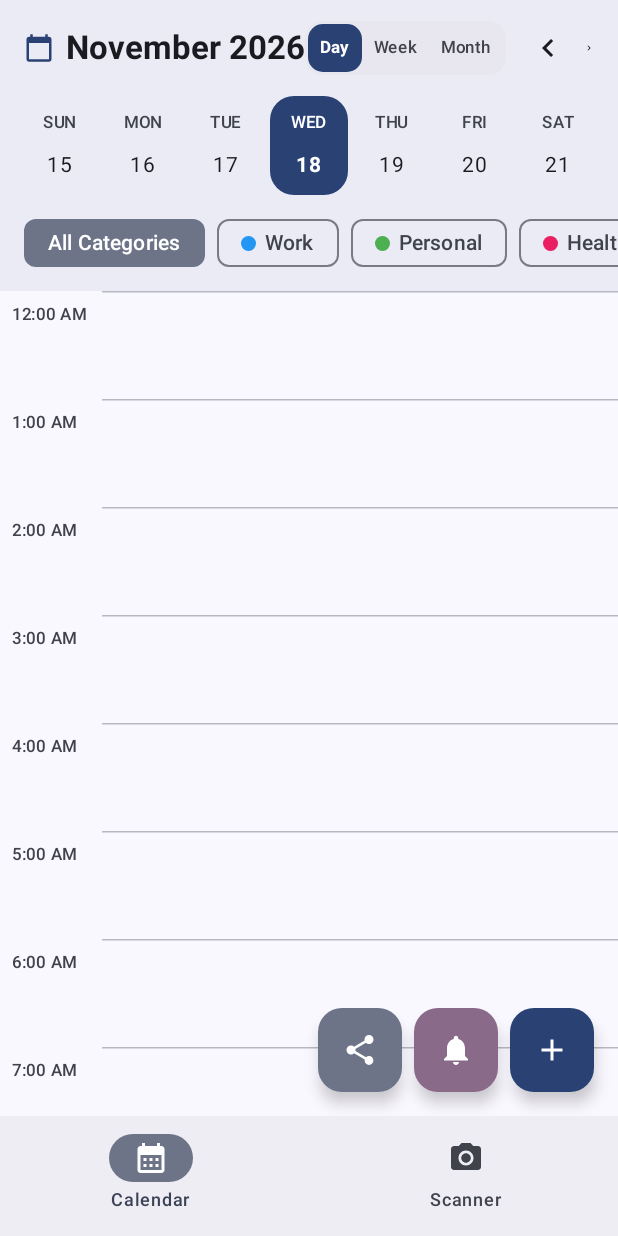
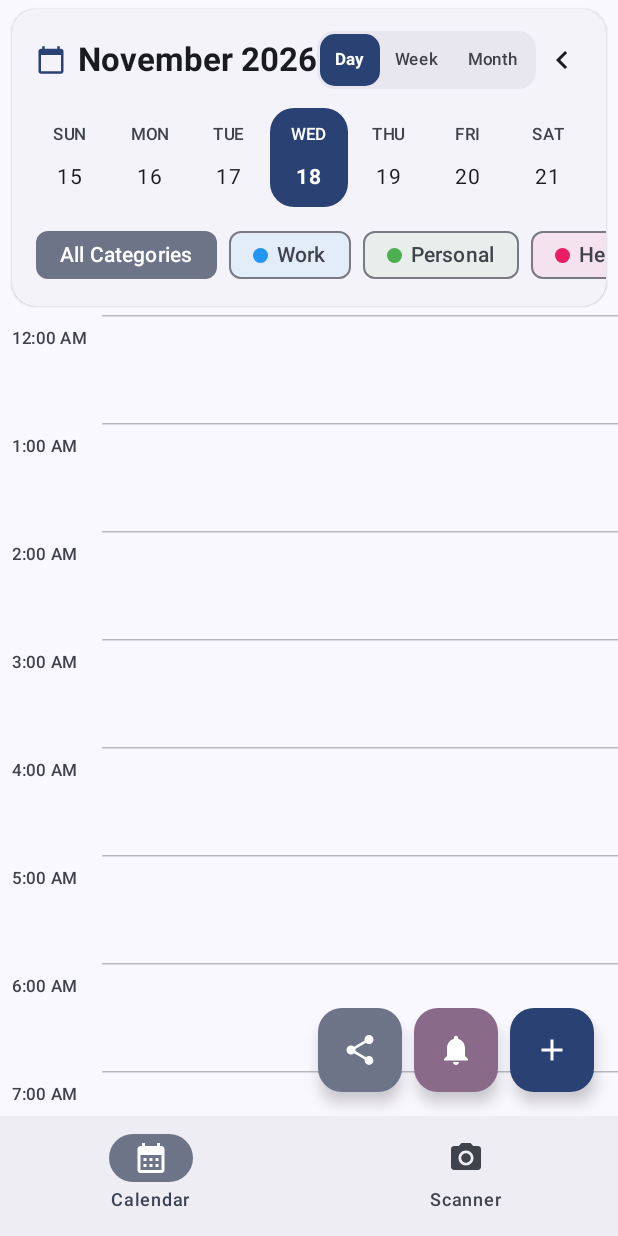
Before and after one commit to SICK-dawg-2003/Time-Scheduler-Test-Version, an Android app built with Jetpack Compose: the screen it shows after launch (MainActivity), on a phone screen of 412 x 824 dp. Run offline under Robolectric (Android 15) with nearby library versions, the phone set to English and light mode, and no system bars; libraries missing offline, so code that uses them is left out: com.google.mlkit.vision.

Commit message:
style: implement Floating Header Card, Segmented View Toggle, and Elevated Category Filter Chips
- Wrap CalendarHeader in a floating Surface container with 16dp rounded corners and 3dp tonal elevation
- Add Material 3 Segmented View Mode Toggle (Day | Week | Month) in header bar
- Style category filter pills with category color dots and translucent background glows

```diff
--- a/app/src/main/java/com/example/time_scheduler/ui/calendar/CalendarHeader.kt
+++ b/app/src/main/java/com/example/time_scheduler/ui/calendar/CalendarHeader.kt
@@ -56,13 +56,18 @@ fun CalendarHeader(
     val startOfWeek = selectedDate.minusDays((selectedDate.dayOfWeek.value % 7).toLong())
     val weekDates = (0..6).map { startOfWeek.plusDays(it.toLong()) }
 
+    // Floating Header Card Container (Tonal Elevation = 3.dp, Rounded Corners = 16.dp)
     Surface(
-        modifier = modifier.fillMaxWidth(),
-        color = MaterialTheme.colorScheme.surface,
-        tonalElevation = 2.dp
+        modifier = modifier
+            .fillMaxWidth()
+            .padding(horizontal = 8.dp, vertical = 6.dp),
+        shape = RoundedCornerShape(16.dp),
+        color = MaterialTheme.colorScheme.surfaceContainerLow,
+        tonalElevation = 3.dp,
+        shadowElevation = 1.dp
     ) {
         Column(
-            modifier = Modifier.padding(vertical = 8.dp)
+            modifier = Modifier.padding(vertical = 10.dp)
         ) {
             // Month Header with Navigation & View Mode Selector Toggle
             Row(
@@ -92,7 +97,7 @@ fun CalendarHeader(
                 }
 
                 Row(verticalAlignment = Alignment.CenterVertically) {
-                    // View Mode Segmented Chips (Day, Week, Month)
+                    // Material 3 Segmented View Mode Toggle Chips (Day, Week, Month)
                     Surface(
                         color = MaterialTheme.colorScheme.surfaceContainerHigh,
                         shape = RoundedCornerShape(12.dp),
@@ -110,7 +115,7 @@ fun CalendarHeader(
                                             else Color.Transparent
                                         )
                                         .clickable { onViewModeSelected(mode) }
-                                        .padding(horizontal = 8.dp, vertical = 4.dp)
+                                        .padding(horizontal = 10.dp, vertical = 5.dp)
                                 ) {
                                     Text(
                                         text = mode.label,
@@ -124,7 +129,7 @@ fun CalendarHeader(
                         }
                     }
 
-                    // Week/Month Navigation Arrows
+                    // Navigation Arrows
                     IconButton(onClick = {
                         val prevDate = when (viewMode) {
                             CalendarViewMode.DAY -> selectedDate.minusDays(1)
@@ -213,7 +218,7 @@ fun CalendarHeader(
 
             Spacer(modifier = Modifier.height(8.dp))
 
-            // Color-Coded Category Filter Pills
+            // Elevated Category Filter Pills with colored dots & translucent glows
             LazyRow(
                 modifier = Modifier.fillMaxWidth(),
                 horizontalArrangement = Arrangement.spacedBy(8.dp),
@@ -223,7 +228,7 @@ fun CalendarHeader(
                     FilterChip(
                         selected = selectedCategoryFilter == null,
                         onClick = { onCategoryFilterSelected(null) },
-                        label = { Text("All Categories") },
+                        label = { Text("All Categories", fontWeight = FontWeight.Medium) },
                         colors = FilterChipDefaults.filterChipColors(
                             selectedContainerColor = MaterialTheme.colorScheme.secondaryContainer
                         )
@@ -246,11 +251,12 @@ fun CalendarHeader(
                                         .background(category.color)
                                 )
                                 Spacer(modifier = Modifier.width(6.dp))
-                                Text(category.displayName)
+                                Text(category.displayName, fontWeight = FontWeight.Medium)
                             }
                         },
                         colors = FilterChipDefaults.filterChipColors(
-                            selectedContainerColor = category.color.copy(alpha = 0.25f)
+                            selectedContainerColor = category.color.copy(alpha = 0.25f),
+                            containerColor = category.color.copy(alpha = 0.08f)
                         )
                     )
                 }
```
